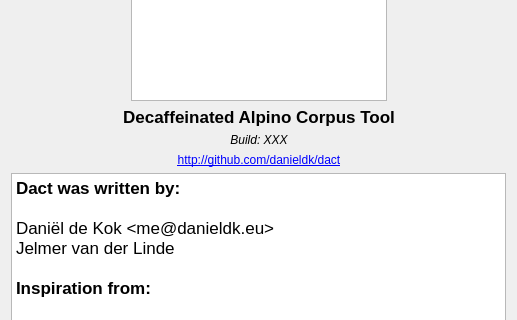
Above: ui/AboutWindow.ui from rug-compling/dact before the change; both pictures show x 0 to 517 and y 150 to 470 of the 517 by 602 pixel window. Below: the same form after it.
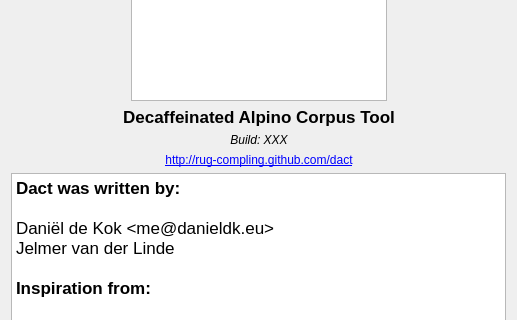
That is the form after the change.

Commit message: Last reference to old github (danieldk) in ui/

Patch:
```diff
--- a/ui/AboutWindow.ui
+++ b/ui/AboutWindow.ui
@@ -123,7 +123,7 @@
        <item>
         <widget class="QLabel" name="label_3">
          <property name="text">
-          <string>&lt;a href=&quot;http://github.com/danieldk/dact&quot;&gt;http://github.com/danieldk/dact&lt;/a&gt;</string>
+          <string>&lt;a href=&quot;http://rug-compling.github.com/dact&quot;&gt;http://rug-compling.github.com/dact&lt;/a&gt;</string>
          </property>
          <property name="textFormat">
           <enum>Qt::RichText</enum>
```
